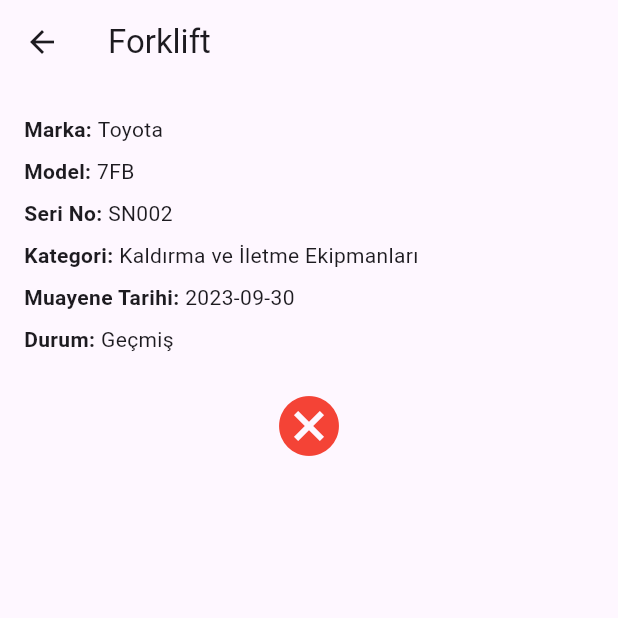
After one commit to okansari85/flutter_ekipman_takip, a Flutter app: the screen it shows after launch, after a tap on "Forklift", on a phone screen of 412 x 824 dp, the top half of it. The commit adds this screen. Run offline on Flutter 3.47's test engine with Material 3 defaults, Android fonts, the phone set to English and light mode, and no system bars.

Commit message:
sda
sadasd

```diff
--- a/lib/views/equipment_list/equipment_card.dart
+++ b/lib/views/equipment_list/equipment_card.dart
@@ -1,5 +1,6 @@
 import 'package:flutter/material.dart';
 import '../../models/equipment.dart';
+import 'equipment_detail_page.dart'; // views klasöründen geldiği için
 
 class EquipmentCard extends StatelessWidget {
   final Equipment equipment;
@@ -28,6 +29,15 @@ class EquipmentCard extends StatelessWidget {
 
             // Kart alanı
             Expanded(
+             child: InkWell(
+    onTap: () {
+      Navigator.push(
+        context,
+        MaterialPageRoute(
+          builder: (_) => EquipmentDetailPage(equipment: equipment),
+        ),
+      );
+    },
     child: Card(
       elevation: 2,
       margin: EdgeInsets.zero,
@@ -87,6 +97,7 @@ class EquipmentCard extends StatelessWidget {
       ),
     ),
   ),
+            ),
           ],
         ),
       ),
--- /dev/null
+++ b/lib/views/equipment_list/equipment_detail_page.dart
@@ -0,0 +1,53 @@
+import 'package:flutter/material.dart';
+import '../../models/equipment.dart';
+
+class EquipmentDetailPage extends StatelessWidget {
+  final Equipment equipment;
+
+  const EquipmentDetailPage({super.key, required this.equipment});
+
+  @override
+  Widget build(BuildContext context) {
+    return Scaffold(
+      appBar: AppBar(title: Text(equipment.name)),
+      body: Padding(
+        padding: const EdgeInsets.all(16.0),
+        child: Column(
+          crossAxisAlignment: CrossAxisAlignment.start,
+          children: [
+            _infoRow("Marka", equipment.brand),
+            _infoRow("Model", equipment.model),
+            _infoRow("Seri No", equipment.serialNumber),
+            _infoRow("Kategori", equipment.category),
+            _infoRow(
+              "Muayene Tarihi",
+              equipment.inspectionDate.toLocal().toString().split(' ')[0],
+            ),
+            _infoRow("Durum", equipment.inspectionStatusLabel),
+            const SizedBox(height: 20),
+            Center(
+              child: Icon(
+                equipment.inspectionStatusIcon,
+                size: 48,
+                color: equipment.inspectionStatusColor,
+              ),
+            ),
+          ],
+        ),
+      ),
+    );
+  }
+
+  Widget _infoRow(String label, String value) {
+    return Padding(
+      padding: const EdgeInsets.symmetric(vertical: 4),
+      child: Row(
+        children: [
+          Text("$label: ",
+              style: const TextStyle(fontWeight: FontWeight.bold)),
+          Expanded(child: Text(value)),
+        ],
+      ),
+    );
+  }
+}
```
Lines whose indentation alone changed are shown as unchanged.
